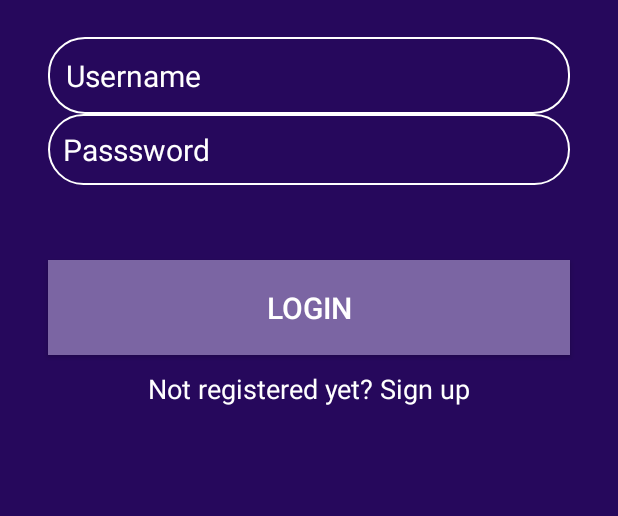
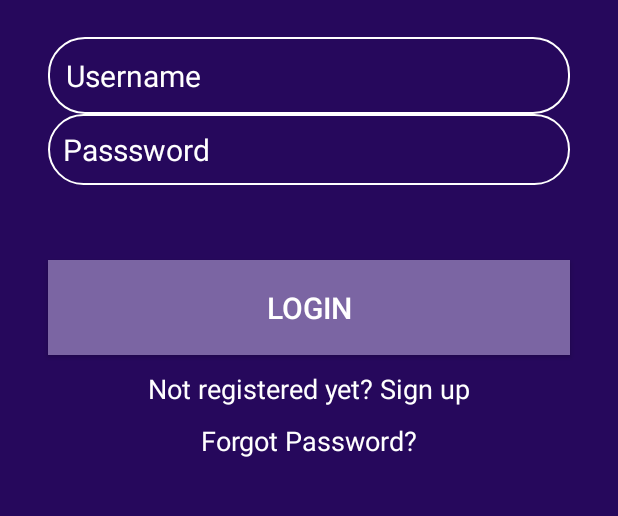
Before and after one commit to YahyaZaidi/DealSeekerApp, an Android app built with Jetpack Compose: the screen it shows after launch (loginActivity), on a phone screen of 412 x 824 dp, the part 362-878 px from its top. Run offline under Robolectric (Android 15) with nearby library versions, the phone set to English and light mode, and no system bars; our stand-ins replace Firebase (no records; nobody signed in at launch, a user with empty details on screens opened directly).

Commit message:
Commit - Yahya
Forgot Password

```diff
--- a/app/src/main/java/com/example/dealseekerapplication/loginActivity.kt
+++ b/app/src/main/java/com/example/dealseekerapplication/loginActivity.kt
@@ -50,6 +50,12 @@
             finish()
         }
 
+        binding.forgotPasswordRedirect.setOnClickListener {
+
+            startActivity(Intent(this@loginActivity, ForgotPassword::class.java))
+            finish()
+        }
+
     }
     private fun loginUser(username: String, password: String) {
         databaseReference.orderByChild("username").equalTo(username).addListenerForSingleValueEvent(object : ValueEventListener{
--- a/app/src/main/res/layout/activity_login.xml
+++ b/app/src/main/res/layout/activity_login.xml
@@ -91,6 +91,21 @@
         app:layout_constraintEnd_toEndOf="parent"
         app:layout_constraintTop_toBottomOf="@id/loginButton"/>
 
+    <TextView
+        android:layout_width="0dp"
+        android:layout_height="wrap_content"
+        android:id="@+id/forgotPasswordRedirect"
+        android:text="Forgot Password?"
+        android:textSize="18sp"
+        android:textColor="@color/white"
+        android:gravity="center"
+        android:layout_marginTop="10dp"
+        app:layout_constraintStart_toStartOf="parent"
+        app:layout_constraintEnd_toEndOf="parent"
+        app:layout_constraintTop_toBottomOf="@id/signupRedirect"/>
+
+
+
 
 
 
```
Also changed, not shown: app/src/main/java/com/example/dealseekerapplication/ForgotPassword.kt (added, +59 -0 lines), app/src/main/res/layout/fragment_forgot_password.xml (added, +20 -0 lines).
